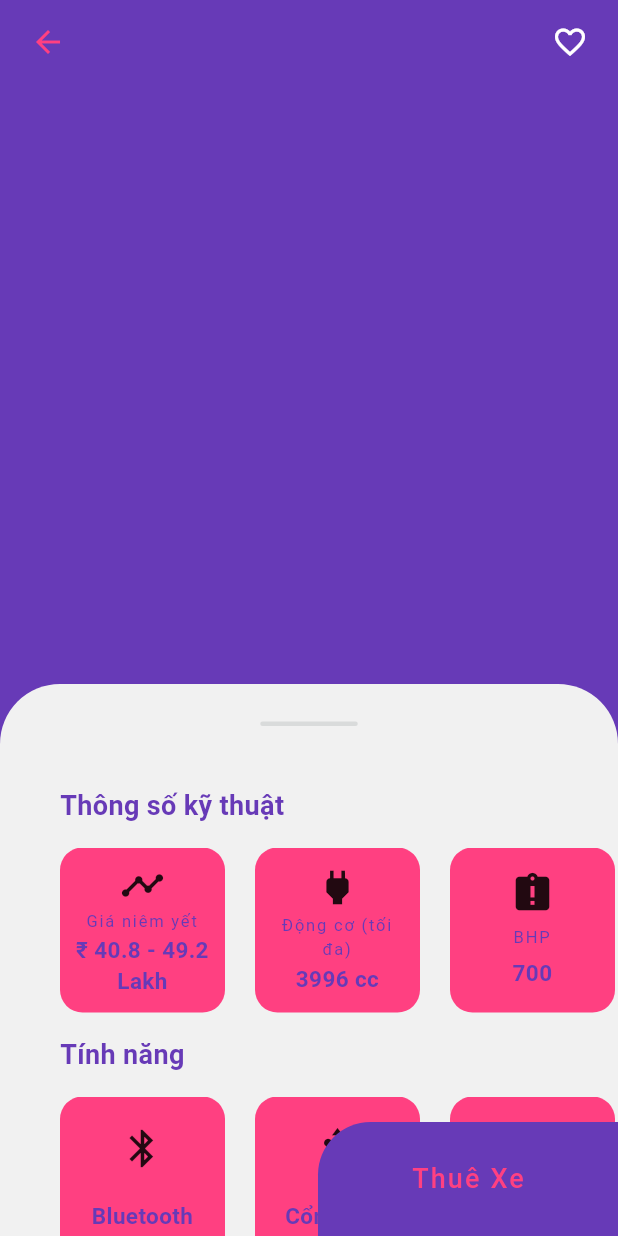
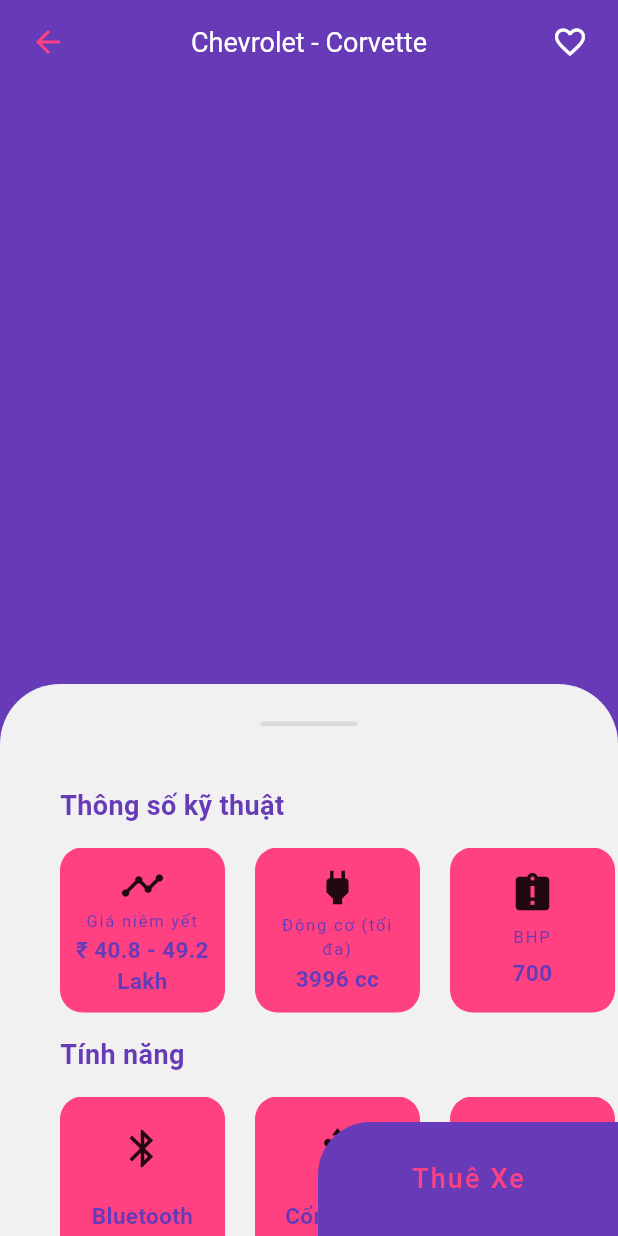
Before and after one commit to nguyenthedung03/2025_LTTBDD_N04_NguyenTheDung, a Flutter app: the CarDetailPage screen opened by its route, on a phone screen of 412 x 824 dp. Run offline on Flutter 3.47's test engine with Material 3 defaults, Android fonts, the light colour scheme and no system bars; our stand-ins replace carousel_slider; Roboto replaces fonts that are missing (arial).

Commit message:
them ten xe len appbar trang chi tiet

```diff
--- a/lib/pages/car_page.dart
+++ b/lib/pages/car_page.dart
@@ -28,6 +28,19 @@
                 Navigator.of(context).pop(),
           ),
         ),
+        title: Consumer<StateProvider>(
+            builder: (context, state, _) {
+          final car =
+              state.currentCar ?? currentCar;
+          return Text(
+            '${car.companyName} - ${car.carName}',
+            style: TextStyle(
+                color: Colors.white,
+                fontSize: 18),
+            overflow: TextOverflow.ellipsis,
+          );
+        }),
+        centerTitle: true,
         actions: <Widget>[
           Consumer<StateProvider>(
               builder: (context, state, _) {
```
